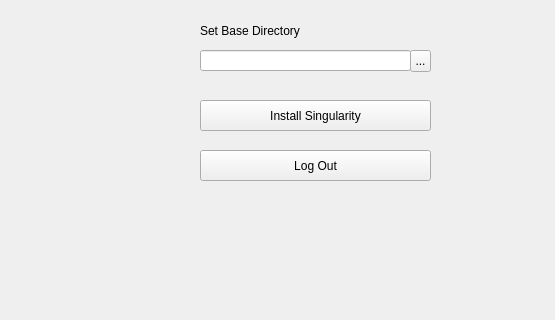
First picture: the form in ui/delta.ui, repository IM-TechieScientist/scientiflow_gui, before the edit; both pictures show x 0 to 555 and y 160 to 480 of the 640 by 480 pixel window.
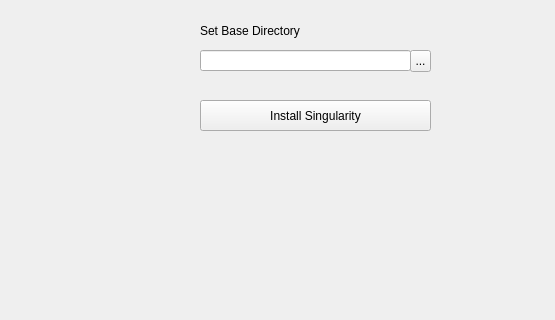
Second picture: the form after the edit.

Commit message: Changed UI and added dummy functions

The edit to the form file:
```diff
--- a/ui/delta.ui
+++ b/ui/delta.ui
@@ -115,19 +115,6 @@
      <string>...</string>
     </property>
    </widget>
-   <widget class="QPushButton" name="pushButton_3">
-    <property name="geometry">
-     <rect>
-      <x>200</x>
-      <y>310</y>
-      <width>231</width>
-      <height>31</height>
-     </rect>
-    </property>
-    <property name="text">
-     <string>Log Out</string>
-    </property>
-   </widget>
   </widget>
   <widget class="QMenuBar" name="menubar">
    <property name="geometry">
```
The commit also changes 3 other files.
